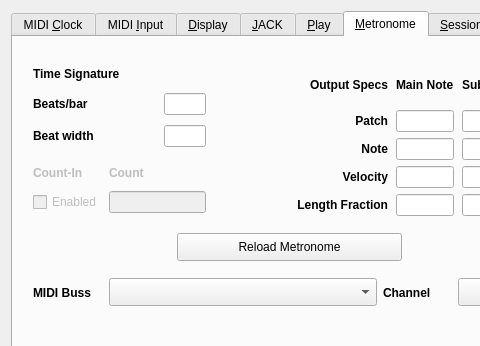
Qt form seq_qt5/forms/qseditoptions.ui (ahlstromcj/seq66) before a commit; both pictures show x 0 to 480 and y 0 to 346 of the 666 by 667 pixel window.
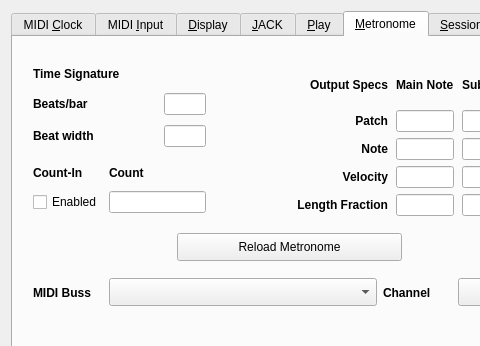
The same form after that commit.

```diff
--- a/seq_qt5/forms/qseditoptions.ui
+++ b/seq_qt5/forms/qseditoptions.ui
@@ -2008,7 +2008,7 @@
         <item row="0" column="0">
          <widget class="QLabel" name="label_metro_count_in">
           <property name="enabled">
-           <bool>false</bool>
+           <bool>true</bool>
           </property>
           <property name="font">
            <font>
@@ -2024,7 +2024,7 @@
         <item row="0" column="1">
          <widget class="QLabel" name="label_metro_count">
           <property name="enabled">
-           <bool>false</bool>
+           <bool>true</bool>
           </property>
           <property name="font">
            <font>
@@ -2040,7 +2040,7 @@
         <item row="1" column="0">
          <widget class="QCheckBox" name="checkbox_metro_count_in">
           <property name="enabled">
-           <bool>false</bool>
+           <bool>true</bool>
           </property>
           <property name="text">
            <string>Enabled</string>
@@ -2050,7 +2050,7 @@
         <item row="1" column="1">
          <widget class="QLineEdit" name="lineedit_metro_count_in">
           <property name="enabled">
-           <bool>false</bool>
+           <bool>true</bool>
           </property>
          </widget>
         </item>
```
